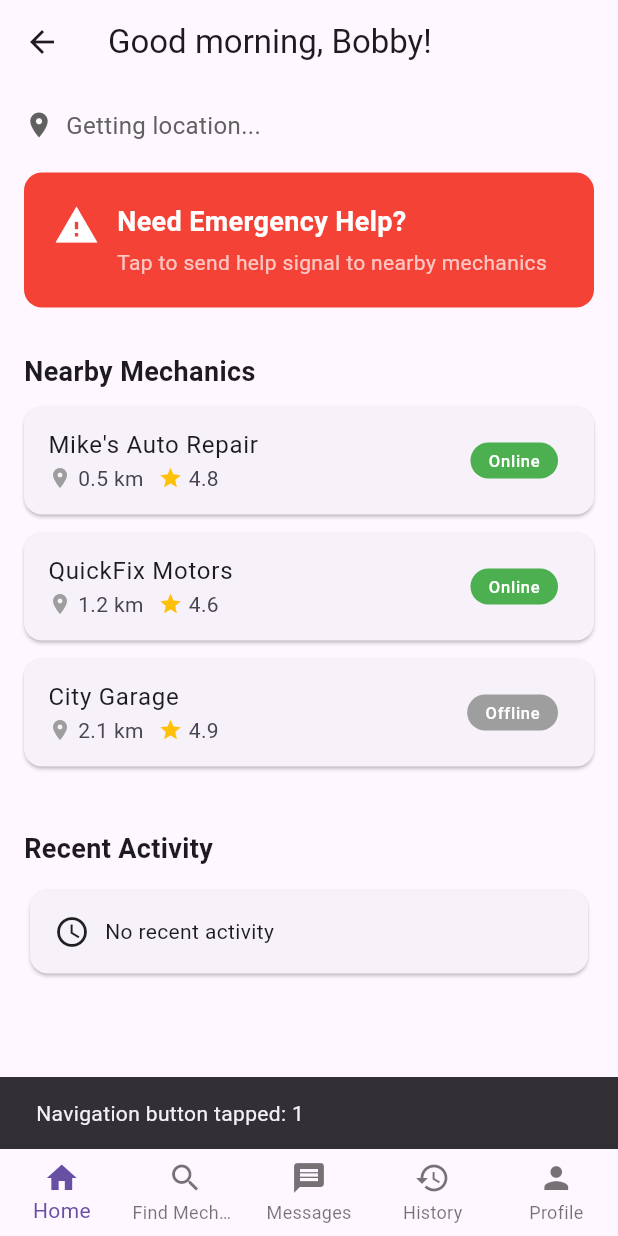
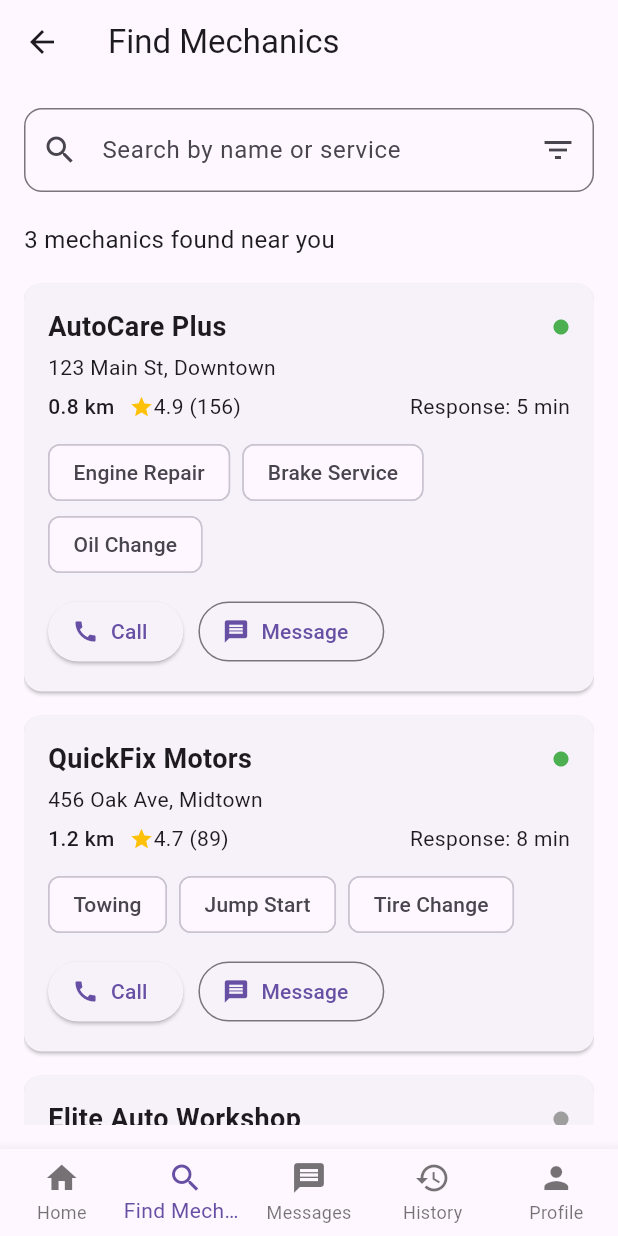
Before and after one commit to Abrar10592/MechaFind, a Flutter app: the UserHomePage screen opened by its route, item 2 of the bottom bar chosen, on a phone screen of 412 x 824 dp. Run offline on Flutter 3.47's test engine with Material 3 defaults, Android fonts, the phone set to English and light mode, and no system bars; our stand-ins replace geocoding, geolocator.

Commit message:
navigation updated, find_mechanics page done

```diff
--- /dev/null
+++ b/lib/detailed_mechanic_card.dart
@@ -0,0 +1,88 @@
+import 'package:flutter/material.dart';
+
+class DetailedMechanicCard extends StatelessWidget {
+  final Map<String, dynamic> mechanic;
+
+  const DetailedMechanicCard({Key? key, required this.mechanic}) : super(key: key);
+
+  @override
+  Widget build(BuildContext context) {
+    return Card(
+      margin: const EdgeInsets.symmetric(vertical: 8),
+      shape: RoundedRectangleBorder(borderRadius: BorderRadius.circular(12)),
+      child: Padding(
+        padding: const EdgeInsets.all(16),
+        child: Column(
+          crossAxisAlignment: CrossAxisAlignment.start,
+          children: [
+            // Name + Status Dot
+            Row(
+              children: [
+                Expanded(
+                  child: Text(
+                    mechanic['name'],
+                    style: const TextStyle(fontSize: 18, fontWeight: FontWeight.bold),
+                  ),
+                ),
+                Icon(Icons.circle, size: 12, color: mechanic['online'] ? Colors.green : Colors.grey),
+              ],
+            ),
+            const SizedBox(height: 4),
+
+            // Address
+            if (mechanic['address'] != '') Text(mechanic['address']),
+
+            const SizedBox(height: 6),
+
+            // Distance, Rating, Response Time
+            Row(
+              children: [
+                Text(mechanic['distance'] ?? '', style: const TextStyle(fontWeight: FontWeight.w500)),
+                const SizedBox(width: 10),
+                if (mechanic['rating'] != null)
+                  Row(
+                    children: [
+                      const Icon(Icons.star, size: 16, color: Colors.amber),
+                      Text('${mechanic['rating']} (${mechanic['reviews']})'),
+                    ],
+                  ),
+                const Spacer(),
+                Text('Response: ${mechanic['response']}'),
+              ],
+            ),
+
+            const SizedBox(height: 10),
+
+            // Services
+            if (mechanic['services'].isNotEmpty)
+              Wrap(
+                spacing: 8,
+                children: List<Widget>.from(
+                  mechanic['services'].map((service) => Chip(label: Text(service))),
+                ),
+              ),
+
+            const SizedBox(height: 10),
+
+            // Call + Message Buttons
+            Row(
+              children: [
+                ElevatedButton.icon(
+                  onPressed: () {},
+                  icon: const Icon(Icons.call),
+                  label: const Text('Call'),
+                ),
+                const SizedBox(width: 10),
+                OutlinedButton.icon(
+                  onPressed: () {},
+                  icon: const Icon(Icons.message),
+                  label: const Text('Message'),
+                ),
+              ],
+            ),
+          ],
+        ),
+      ),
+    );
+  }
+}
--- /dev/null
+++ b/lib/find_mechanics.dart
@@ -0,0 +1,91 @@
+import 'package:flutter/material.dart';
+import 'detailed_mechanic_card.dart';
+import 'widgets/bottom_navbar.dart';
+
+class FindMechanicsPage extends StatelessWidget {
+  const FindMechanicsPage({Key? key}) : super(key: key);
+
+  @override
+  Widget build(BuildContext context) {
+    final mechanics = [
+      {
+        'name': 'AutoCare Plus',
+        'address': '123 Main St, Downtown',
+        'distance': '0.8 km',
+        'rating': 4.9,
+        'reviews': 156,
+        'response': '5 min',
+        'services': ['Engine Repair', 'Brake Service', 'Oil Change'],
+        'online': true,
+      },
+      {
+        'name': 'QuickFix Motors',
+        'address': '456 Oak Ave, Midtown',
+        'distance': '1.2 km',
+        'rating': 4.7,
+        'reviews': 89,
+        'response': '8 min',
+        'services': ['Towing', 'Jump Start', 'Tire Change'],
+        'online': true,
+      },
+      {
+        'name': 'Elite Auto Workshop',
+        'address': '',
+        'distance': '',
+        'rating': null,
+        'reviews': null,
+        'response': '',
+        'services': [],
+        'online': false,
+      },
+    ];
+
+    return Scaffold(
+      appBar: AppBar(
+        title: const Text('Find Mechanics'),
+      ),
+      body: Padding(
+        padding: const EdgeInsets.all(16.0),
+        child: ListView(
+          children: [
+            const TextField(
+              decoration: InputDecoration(
+                prefixIcon: Icon(Icons.search),
+                hintText: 'Search by name or service',
+                suffixIcon: Icon(Icons.filter_list),
+                border: OutlineInputBorder(
+                  borderRadius: BorderRadius.all(Radius.circular(12)),
+                ),
+              ),
+            ),
+            const SizedBox(height: 20),
+            Text('${mechanics.length} mechanics found near you',
+                style: const TextStyle(fontSize: 16)),
+            const SizedBox(height: 10),
+            ...mechanics.map((mech) => DetailedMechanicCard(mechanic: mech)).toList(),
+          ],
+        ),
+      ),
+      bottomNavigationBar: BottomNavBar(
+        currentIndex: 1, // Find Mechanics tab index
+        onTap: (index) {
+          if (index == 1) return; // Already on Find Mechanics
+          switch (index) {
+            case 0:
+              Navigator.pushReplacementNamed(context, '/userHome');
+              break;
+            case 2:
+              Navigator.pushReplacementNamed(context, '/messages'); // add if exists
+              break;
+            case 3:
+              Navigator.pushReplacementNamed(context, '/history'); // add if exists
+              break;
+            case 4:
+              Navigator.pushReplacementNamed(context, '/profile'); // add if exists
+              break;
+          }
+        },
+      ),
+    );
+  }
+}
--- a/lib/main.dart
+++ b/lib/main.dart
@@ -1,4 +1,5 @@
 import 'package:flutter/material.dart';
+import 'find_mechanics.dart';
 import 'home.dart';
 import 'signup.dart';
 import 'signin.dart';
@@ -26,6 +27,8 @@ class MechFindApp extends StatelessWidget {
         '/role': (context) => RoleSelectionPage(),
         '/userHome': (context) => UserHomePage(),
         '/home': (context) => WelcomePage(),
+        '/find-mechanics': (context) => const FindMechanicsPage(),
+
         //'/create_account': (context) => CreateAccountPage(),
       },
     );
--- a/lib/user_home.dart
+++ b/lib/user_home.dart
@@ -105,7 +105,26 @@ class _UserHomePageState extends State<UserHomePage> {
           ],
         ),
       ),
-      bottomNavigationBar: BottomNavBar(),
+      bottomNavigationBar: BottomNavBar(
+        currentIndex: 0, // Home tab index
+        onTap: (index) {
+          if (index == 0) return; // Already on Home
+          switch (index) {
+            case 1:
+              Navigator.pushReplacementNamed(context, '/find-mechanics');
+              break;
+            case 2:
+              Navigator.pushReplacementNamed(context, '/messages'); // add if exists
+              break;
+            case 3:
+              Navigator.pushReplacementNamed(context, '/history'); // add if exists
+              break;
+            case 4:
+              Navigator.pushReplacementNamed(context, '/profile'); // add if exists
+              break;
+          }
+        },
+      ),
     );
   }
 }
--- a/lib/widgets/bottom_navbar.dart
+++ b/lib/widgets/bottom_navbar.dart
@@ -1,12 +1,20 @@
 import 'package:flutter/material.dart';
 
 class BottomNavBar extends StatelessWidget {
-  const BottomNavBar({Key? key}) : super(key: key);
+  final int currentIndex;
+  final ValueChanged<int>? onTap;
+
+  const BottomNavBar({
+    Key? key,
+    this.currentIndex = 0,
+    this.onTap,
+  }) : super(key: key);
 
   @override
   Widget build(BuildContext context) {
     return BottomNavigationBar(
       type: BottomNavigationBarType.fixed,
+      currentIndex: currentIndex,
       items: const [
         BottomNavigationBarItem(icon: Icon(Icons.home), label: 'Home'),
         BottomNavigationBarItem(icon: Icon(Icons.search), label: 'Find Mechanics'),
@@ -14,8 +22,7 @@ class BottomNavBar extends StatelessWidget {
         BottomNavigationBarItem(icon: Icon(Icons.history), label: 'History'),
         BottomNavigationBarItem(icon: Icon(Icons.person), label: 'Profile'),
       ],
-      // TODO: Handle page switching later
-      onTap: (index) {
+      onTap: onTap ?? (index) {
         ScaffoldMessenger.of(context).showSnackBar(SnackBar(
           content: Text('Navigation button tapped: $index'),
         ));
```
